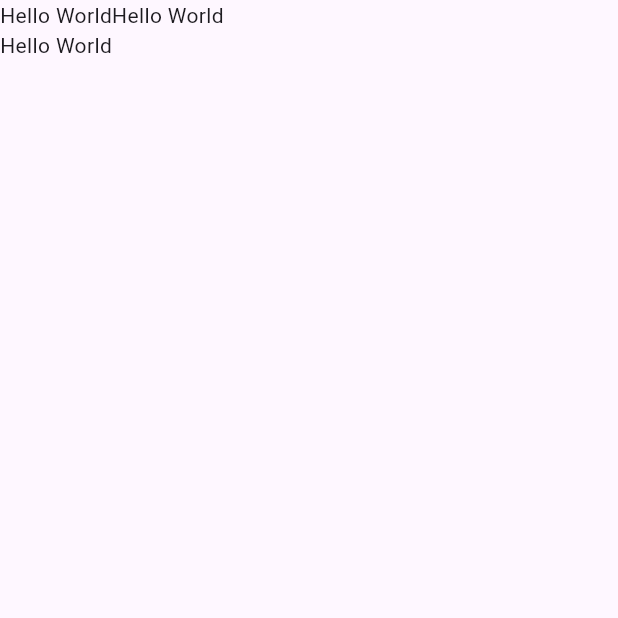
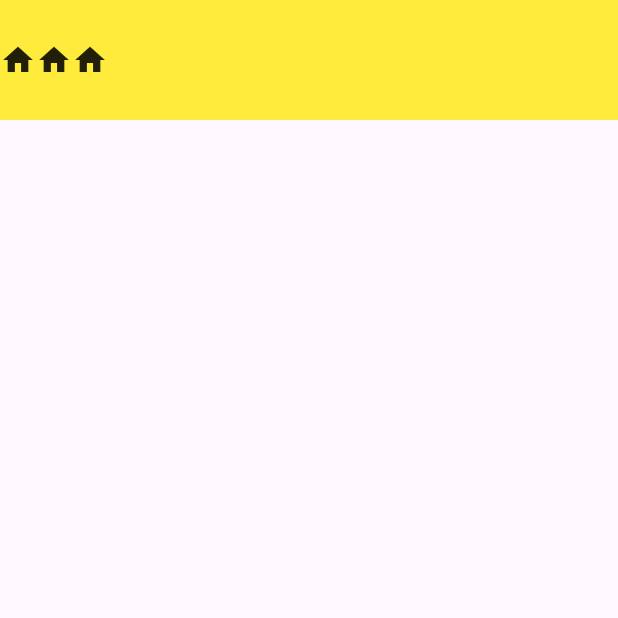
Before and after one commit to dannydulai/studio161, a Flutter app: the screen it shows after launch, on a phone screen of 412 x 824 dp, the top half of it. Run offline on Flutter 3.47's test engine with Material 3 defaults, Android fonts, the phone set to English and light mode, and no system bars; missing offline and left inert: dart:ffi.

Commit message:
feat: Add interactive buttons with click and drag functionality

```diff
--- a/lib/main.dart
+++ b/lib/main.dart
@@ -1,6 +1,10 @@
+// ignore_for_file: avoid_print
+
 import 'package:flutter/material.dart';
 
-void main() {
+void main() async {
+  WidgetsFlutterBinding.ensureInitialized();
+//  await DesktopWindow.setWindowSize(Size(1000,40));
   runApp(const MyApp());
 }
 
@@ -13,34 +17,15 @@ class MyApp extends StatelessWidget {
     return MaterialApp(
       title: 'Studio161',
       theme: ThemeData(
-        colorScheme: ColorScheme.fromSeed(seedColor: Colors.deepPurple),
         useMaterial3: true,
       ),
       home: const HomePage(),
-      builder: (context, child) {
-        return MediaQuery(
-          data: MediaQuery.of(context).copyWith(
-            size: const Size(640, 480),
-          ),
-          child: child!,
-        );
-      },
     );
   }
 }
 
 class HomePage extends StatefulWidget {
   const HomePage({super.key});
-
-  // This widget is the home page of your application. It is stateful, meaning
-  // that it has a State object (defined below) that contains fields that affect
-  // how it looks.
-
-  // This class is the configuration for the state. It holds the values (in this
-  // case the title) provided by the parent (in this case the App widget) and
-  // used by the build method of the State. Fields in a Widget subclass are
-  // always marked "final".
-
   @override
   State<HomePage> createState() => _MyHomePageState();
 }
@@ -48,26 +33,79 @@ class HomePage extends StatefulWidget {
 class _MyHomePageState extends State<HomePage> {
   @override
   Widget build(BuildContext context) {
-    // This method is rerun every time setState is called, for instance as done
-    // by the _incrementCounter method above.
-    //
-    // The Flutter framework has been optimized to make rerunning build methods
-    // fast, so that you can just rebuild anything that needs updating rather
-    // than having to individually change instances of widgets.
     return Scaffold(
-      body: Column(children: [
-        Row(
-          children: [
-            Text('Hello World'),
-            Text('Hello World'),
-          ],
-        ),
-        Row(
-          children: [
-            Text('Hello World'),
-          ],
-        ),
-      ]),
+      body: SizedBox(
+        width: 1000,
+        height: 80,
+        child: MainBar(),
+      ),
     );
   }
 }
+
+class MainBar extends StatelessWidget {
+  const MainBar({super.key});
+  @override
+  Widget build(BuildContext context) {
+    return Container(
+      color: Colors.yellow,
+      height: 80,
+      child: Row(
+        children: [
+          ClickButton(),
+          ClickDragButton(value: 0.4),
+          ClickDragButton(value: 0.8),
+        ],
+      ),
+    );
+  }
+}
+
+class ClickButton extends StatelessWidget {
+  const ClickButton({super.key});
+  @override
+  Widget build(BuildContext context) {
+    return GestureDetector(
+      child: const Icon(Icons.home),
+      onTap: () {
+        print('click');
+      },
+    );
+  }
+}
+
+class ClickDragButton extends StatefulWidget {
+  const ClickDragButton({super.key, this.value = 0.0});
+  final double value;
+  @override
+  State<ClickDragButton> createState() => _ClickDragButtonState();
+}
+
+class _ClickDragButtonState extends State<ClickDragButton> {
+  late double value = widget.value;
+
+  // @override
+  // void initState() {
+  //   super.initState();
+  //   value = widget.value;
+  // }
+
+  @override
+  Widget build(BuildContext context) {
+    return GestureDetector(
+      child: const Icon(Icons.home),
+      onVerticalDragStart: (details) {
+        print('drag-Start'); print(details);
+      },
+      onVerticalDragUpdate: (details) {
+        print('drag-Update'); print(details);
+      },
+      onVerticalDragEnd: (details) {
+        print('drag-end'); print(details);
+      },
+      onTap: () {
+        print('tap');
+      },
+    );
+  }
+}
```
Also changed, not shown: 2 other files.
